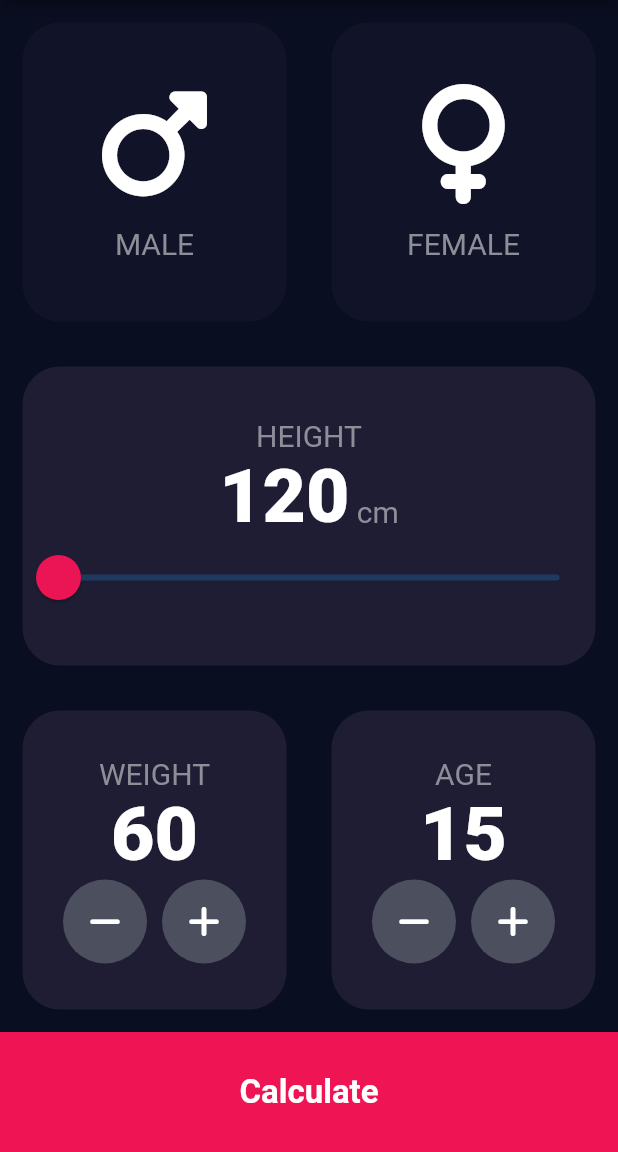
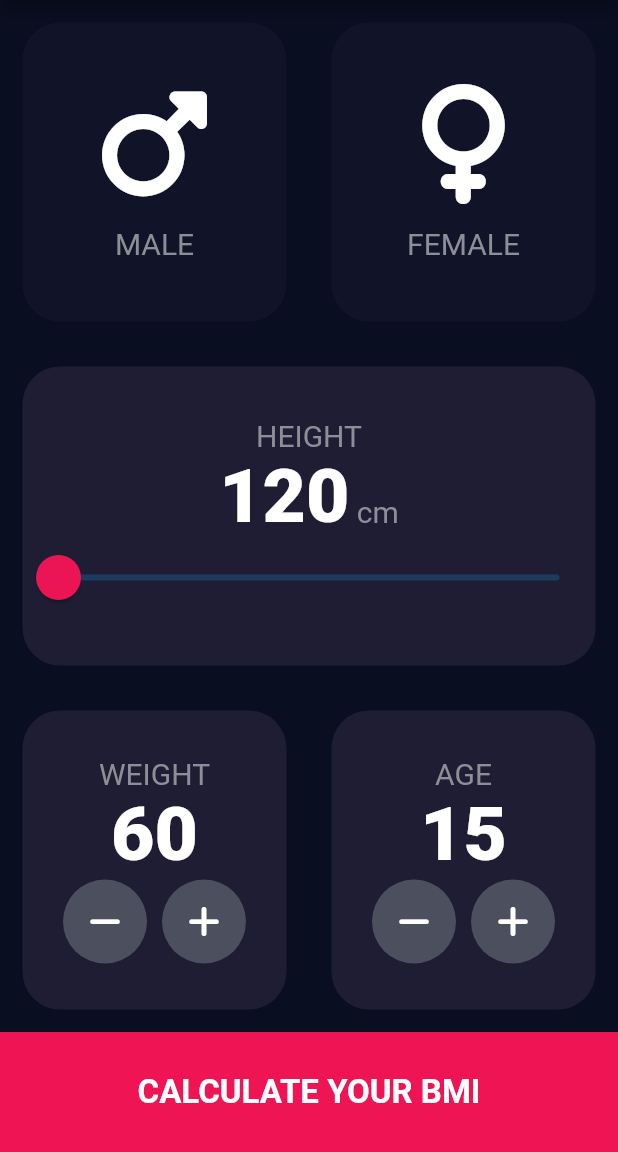
Before and after one commit to bhuvabhavik/BMI-CALCULATOR, a Flutter app: the screen it shows after launch, on a phone screen of 412 x 824 dp, the part 84-1236 px from its top. Run offline on Flutter 3.47's test engine with Material 2 defaults, Android fonts, the phone set to English and light mode, and no system bars; our stand-ins replace font_awesome_flutter.

Commit message:
lil change checking repo

```diff
--- a/bmicalculator/lib/home_page.dart
+++ b/bmicalculator/lib/home_page.dart
@@ -221,7 +221,7 @@ class _HomePageState extends State<HomePage> {
             width: double.infinity,
             child: const Center(
               child: Text(
-                "Calculate",
+                "CALCULATE YOUR BMI",
                 style: TextStyle(
                     color: Colors.white,
                     fontSize: 22,
```
